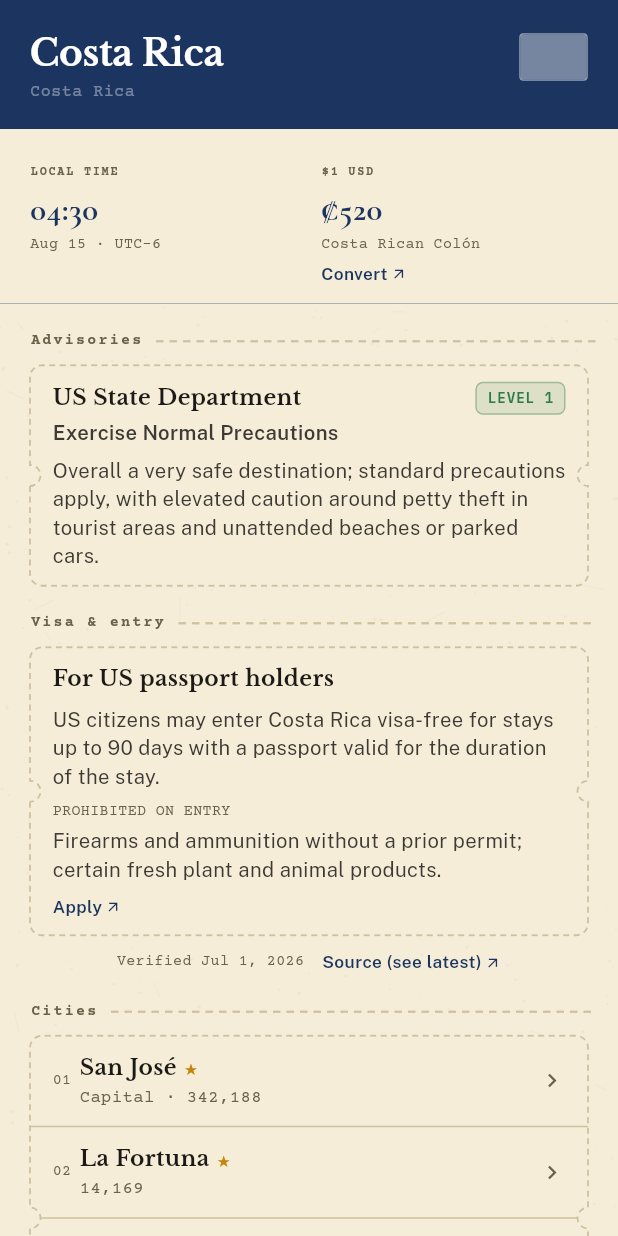
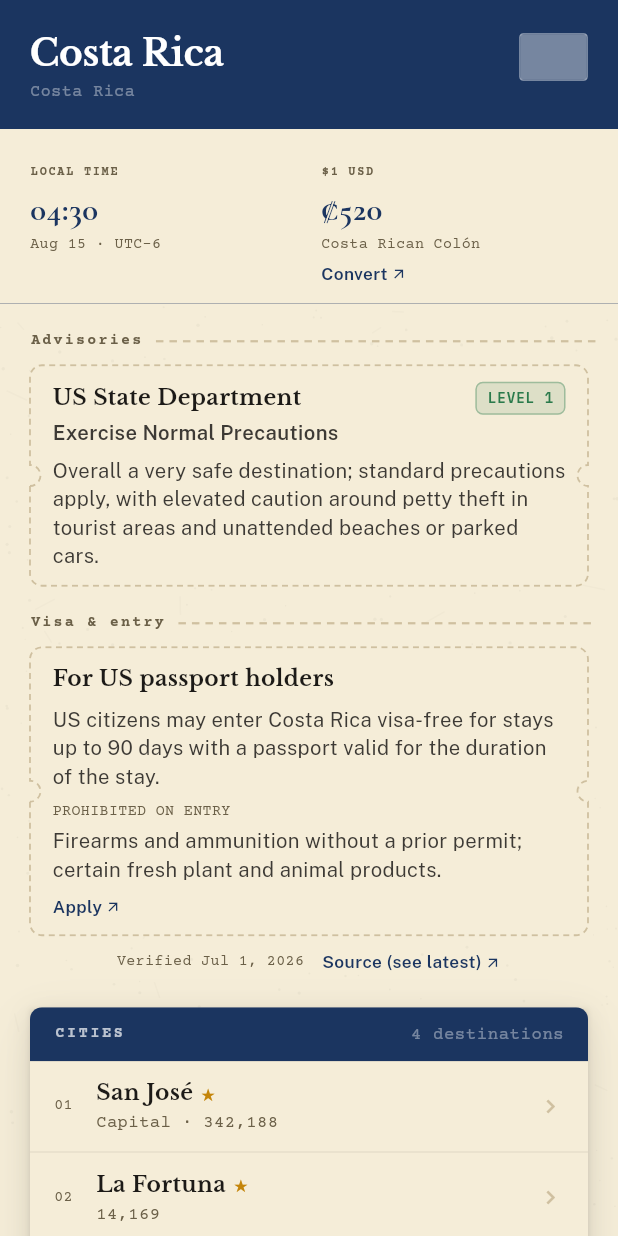
Before and after one commit to colleenkhm/around-the-word, a Flutter app: the screen it shows after launch, on a phone screen of 412 x 824 dp. Run offline on Flutter 3.47's test engine with Material 3 defaults, Android fonts, the phone set to English and light mode, and no system bars; network calls fail.

Commit message:
update cities section to reflect new design

```diff
--- a/lib/widgets/country_page/cities_section.dart
+++ b/lib/widgets/country_page/cities_section.dart
@@ -3,15 +3,22 @@
 import '../../models/country_bundle.dart';
 import '../../theme/country_theme.dart';
 import '../../utils/format_population.dart';
-import 'divided_card.dart';
-import 'section_heading.dart';
 
 /// The Overview tab's Cities section — informational only in V1, not yet
 /// linking to a dedicated city page (client design doc). The chevron on
 /// each row is a visual affordance for that future page; tapping does
-/// nothing right now (confirmed 2026-08-10), so rows are deliberately
-/// plain `Row`s rather than wrapped in `InkWell`/`GestureDetector` — no
-/// ripple feedback that would suggest a tap does something it doesn't.
+/// nothing right now (confirmed 2026-08-10, reconfirmed during the
+/// 2026-08-15 restyle), so rows are deliberately plain `Row`s rather than
+/// wrapped in `InkWell`/`GestureDetector` — no ripple feedback that would
+/// suggest a tap does something it doesn't.
+///
+/// **2026-08-15**: replaced the shared [SectionHeading]/[DividedCard]
+/// composition every other Overview section still uses with a
+/// self-contained card — a navy "CITIES · N destinations" header bar
+/// above the row list, matching `trip-dashboard-v3.html`'s
+/// `.cities-card`/`.cities-hdr`. Cities is the only section the mockup
+/// gives this dark-header treatment to; the rest keep the plain
+/// [SectionHeading] label as their own restyles land.
 class CitiesSection extends StatelessWidget {
   final List<City> cities;
 
@@ -32,21 +39,69 @@
     final sorted = [...cities]
       ..sort((a, b) => a.isFeatured == b.isFeatured ? 0 : (a.isFeatured ? -1 : 1));
 
-    return Column(
-      crossAxisAlignment: CrossAxisAlignment.start,
+    // Outer Container carries the shadow undipped; the inner ClipRRect
+    // does the actual corner/header clipping — combining both in one
+    // BoxDecoration would clip the shadow away along with the corners.
+    return Container(
+      margin: const EdgeInsets.symmetric(vertical: 4),
+      decoration: const BoxDecoration(boxShadow: CountryTheme.cardShadow),
+      child: ClipRRect(
+        borderRadius: BorderRadius.circular(CountryTheme.cardRadius),
+        child: Column(
+          mainAxisSize: MainAxisSize.min,
           children: [
-        const SectionHeading('Cities'),
-        DividedCard(
+            _CitiesHeader(count: sorted.length),
+            ColoredBox(
+              color: CountryTheme.card,
+              child: Column(
                 children: [
                   for (var i = 0; i < sorted.length; i++)
                     _CityRow(
                       index: i + 1,
                       city: sorted[i],
                       isCapital: sorted[i].name == capital,
+                      isLast: i == sorted.length - 1,
                     ),
                 ],
               ),
+            ),
           ],
+        ),
+      ),
+    );
+  }
+}
+
+class _CitiesHeader extends StatelessWidget {
+  final int count;
+
+  const _CitiesHeader({required this.count});
+
+  @override
+  Widget build(BuildContext context) {
+    return Container(
+      color: CountryTheme.navy,
+      padding: const EdgeInsets.symmetric(horizontal: 16, vertical: 10),
+      child: Row(
+        mainAxisAlignment: MainAxisAlignment.spaceBetween,
+        children: [
+          Text(
+            'CITIES',
+            style: CountryTheme.sectionLabel.copyWith(
+              color: CountryTheme.onNavySoft,
+              letterSpacing: 1.8,
+              fontWeight: FontWeight.w700,
+            ),
+          ),
+          Text(
+            '$count destination${count == 1 ? '' : 's'}',
+            style: CountryTheme.listRowMeta.copyWith(
+              color: CountryTheme.onNavyMuted,
+              letterSpacing: 0.4,
+            ),
+          ),
+        ],
+      ),
     );
   }
 }
@@ -55,11 +110,13 @@
   final int index;
   final City city;
   final bool isCapital;
+  final bool isLast;
 
   const _CityRow({
     required this.index,
     required this.city,
     required this.isCapital,
+    required this.isLast,
   });
 
   @override
@@ -69,14 +126,20 @@
       if (city.population != null) formatPopulation(city.population!),
     ];
 
-    return Padding(
-      padding: const EdgeInsets.fromLTRB(15, 11, 15, 11),
+    return Container(
+      padding: const EdgeInsets.symmetric(horizontal: 16, vertical: 11),
+      decoration: isLast
+          ? null
+          : BoxDecoration(
+              border: Border(bottom: BorderSide(color: CountryTheme.ink.withValues(alpha: 0.07))),
+            ),
       child: Row(
         children: [
           SizedBox(
             width: 18,
             child: Text(index.toString().padLeft(2, '0'), style: CountryTheme.listRowIndex),
           ),
+          const SizedBox(width: 10),
           Expanded(
             child: Column(
               crossAxisAlignment: CrossAxisAlignment.start,
@@ -88,7 +151,7 @@
                     Text(city.name, style: CountryTheme.listRowTitle),
                     if (city.isFeatured) ...[
                       const SizedBox(width: 5),
-                      Text('★', style: TextStyle(color: CountryTheme.gold, fontSize: 10)),
+                      Text('★', style: TextStyle(color: CountryTheme.gold, fontSize: 11)),
                     ],
                   ],
                 ),
@@ -99,7 +162,7 @@
               ],
             ),
           ),
-          Icon(Icons.chevron_right, size: 18, color: CountryTheme.inkSoft),
+          Icon(Icons.chevron_right, size: 18, color: CountryTheme.rule),
         ],
       ),
     );
```
Lines whose indentation alone changed are shown as unchanged.
